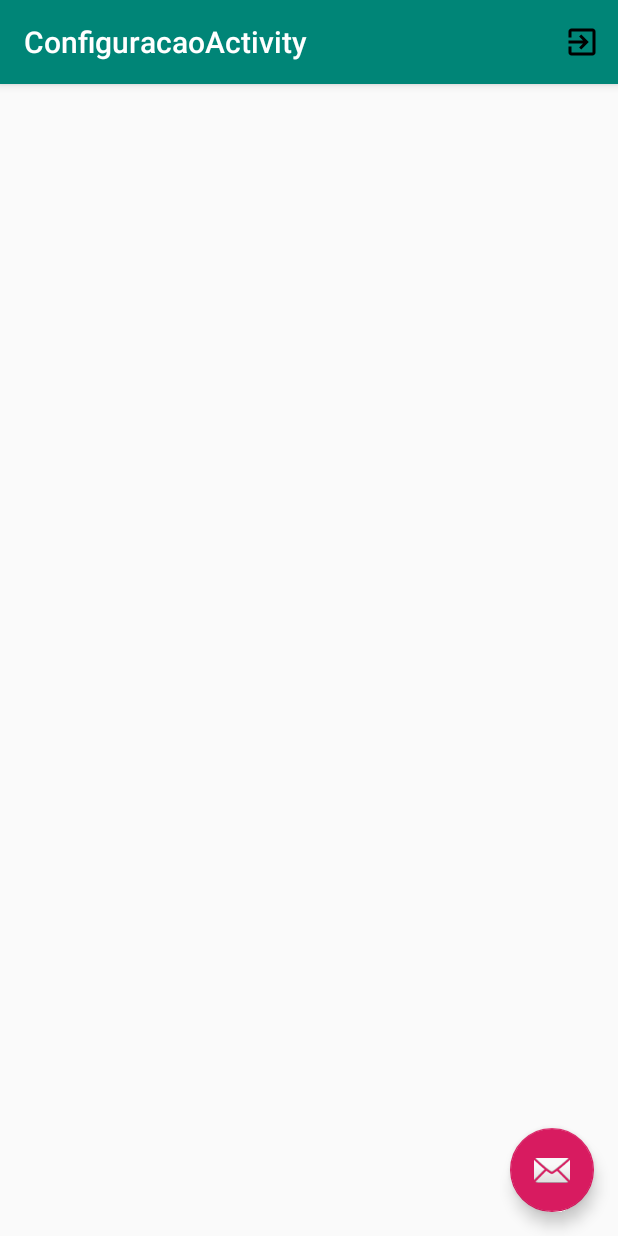
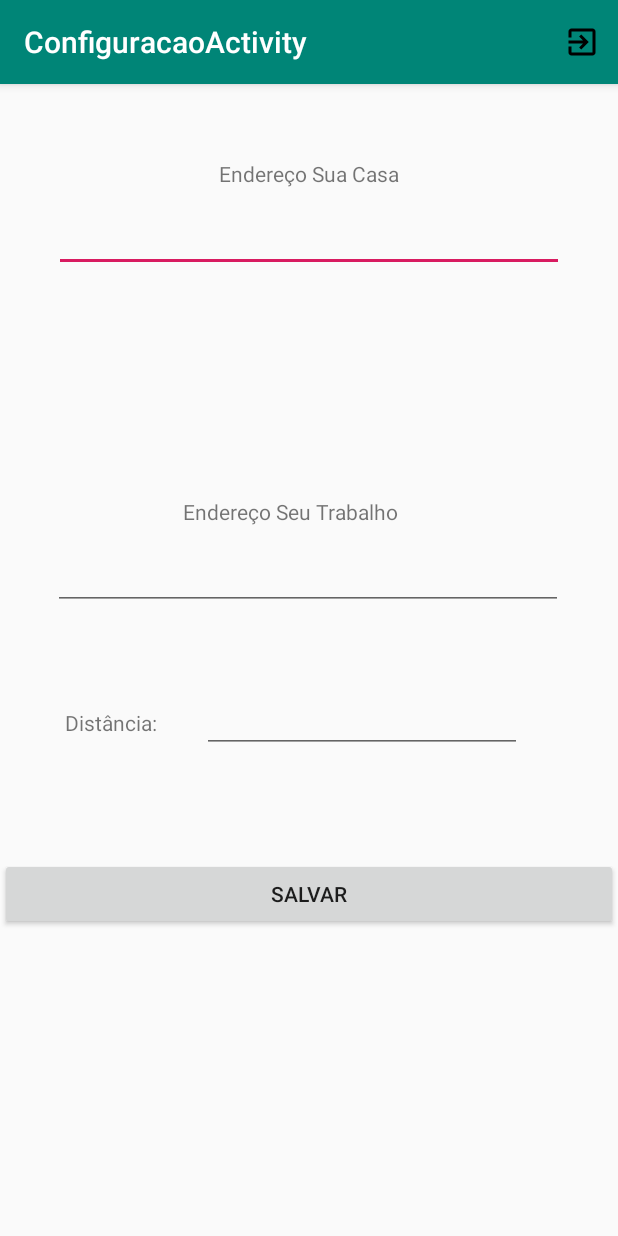
Before and after one commit to cayodiebe/app-fretado, an Android app: the ConfiguracaoActivity screen opened directly, with no data from a screen before it, on a phone screen of 412 x 824 dp. Run offline under Robolectric (Android 15) with nearby library versions, the phone set to English and light mode, and no system bars.

Commit message:
Layout tela configuração

```diff
--- a/app/src/main/java/com/example/fretadoauxililador/ConfiguracaoActivity.java
+++ b/app/src/main/java/com/example/fretadoauxililador/ConfiguracaoActivity.java
@@ -21,7 +21,6 @@ public class ConfiguracaoActivity extends AppCompatActivity {
         super.onCreate(savedInstanceState);
         setContentView(R.layout.activity_configuracao);
         Toolbar toolbar = findViewById(R.id.toolbar);
-        getSupportActionBar().setDisplayShowTitleEnabled(false);
         setSupportActionBar(toolbar);
     }
 
--- a/app/src/main/res/layout/activity_configuracao.xml
+++ b/app/src/main/res/layout/activity_configuracao.xml
@@ -22,12 +22,4 @@
 
     <include layout="@layout/content_configuracao" />
 
-    <com.google.android.material.floatingactionbutton.FloatingActionButton
-        android:id="@+id/fab"
-        android:layout_width="wrap_content"
-        android:layout_height="wrap_content"
-        android:layout_gravity="bottom|end"
-        android:layout_margin="@dimen/fab_margin"
-        app:srcCompat="@android:drawable/ic_dialog_email" />
-
 </androidx.coordinatorlayout.widget.CoordinatorLayout>
--- a/app/src/main/res/layout/content_configuracao.xml
+++ b/app/src/main/res/layout/content_configuracao.xml
@@ -8,4 +8,80 @@
     tools:context=".ConfiguracaoActivity"
     tools:showIn="@layout/activity_configuracao">
 
+
+    <EditText
+        android:id="@+id/editSuaCasa"
+        android:layout_width="340dp"
+        android:layout_height="40dp"
+        android:layout_marginTop="16dp"
+        android:ems="10"
+        android:inputType="textPersonName"
+        app:layout_constraintEnd_toEndOf="parent"
+        app:layout_constraintStart_toStartOf="parent"
+        app:layout_constraintTop_toBottomOf="@+id/txtCadastradoCasa" />
+
+    <EditText
+        android:id="@+id/editSeuEndereco"
+        android:layout_width="340dp"
+        android:layout_height="40dp"
+        android:layout_marginTop="16dp"
+        android:ems="10"
+        android:inputType="textPersonName"
+        app:layout_constraintEnd_toEndOf="parent"
+        app:layout_constraintHorizontal_bias="0.492"
+        app:layout_constraintStart_toStartOf="parent"
+        app:layout_constraintTop_toBottomOf="@+id/txtCadastradoEmpresa" />
+
+    <TextView
+        android:id="@+id/txtCadastradoCasa"
+        android:layout_width="wrap_content"
+        android:layout_height="wrap_content"
+        android:layout_marginTop="50dp"
+        android:text="Endereço Sua Casa"
+        app:layout_constraintEnd_toEndOf="parent"
+        app:layout_constraintStart_toStartOf="parent"
+        app:layout_constraintTop_toTopOf="parent" />
+
+    <TextView
+        android:id="@+id/txtCadastradoEmpresa"
+        android:layout_width="wrap_content"
+        android:layout_height="wrap_content"
+        android:layout_marginTop="150dp"
+        android:text="Endereço Seu Trabalho"
+        app:layout_constraintEnd_toEndOf="parent"
+        app:layout_constraintHorizontal_bias="0.453"
+        app:layout_constraintStart_toStartOf="parent"
+        app:layout_constraintTop_toBottomOf="@+id/editSuaCasa" />
+
+    <TextView
+        android:id="@+id/txtDistancia"
+        android:layout_width="wrap_content"
+        android:layout_height="wrap_content"
+        android:layout_marginTop="65dp"
+        android:text="Distância:"
+        app:layout_constraintEnd_toEndOf="parent"
+        app:layout_constraintHorizontal_bias="0.124"
+        app:layout_constraintStart_toStartOf="parent"
+        app:layout_constraintTop_toBottomOf="@+id/editSeuEndereco" />
+
+    <EditText
+        android:id="@+id/editDistancia"
+        android:layout_width="wrap_content"
+        android:layout_height="wrap_content"
+        android:layout_marginStart="30dp"
+        android:layout_marginTop="50dp"
+        android:ems="10"
+        android:inputType="textPersonName"
+        app:layout_constraintStart_toEndOf="@+id/txtDistancia"
+        app:layout_constraintTop_toBottomOf="@+id/editSeuEndereco" />
+
+    <Button
+        android:id="@+id/btnSalvar"
+        android:layout_width="match_parent"
+        android:layout_height="wrap_content"
+        android:layout_marginTop="70dp"
+        android:text="Salvar"
+        app:layout_constraintEnd_toEndOf="parent"
+        app:layout_constraintStart_toStartOf="parent"
+        app:layout_constraintTop_toBottomOf="@+id/editDistancia" />
 </androidx.constraintlayout.widget.ConstraintLayout>
```
